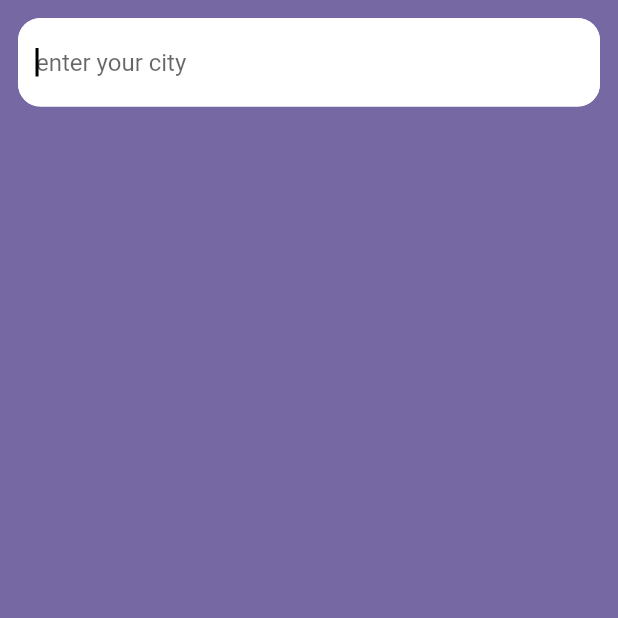
After one commit to aliabdelmoaty/weather_app, a Flutter app: the SearchScreen screen opened by its route, on a phone screen of 412 x 824 dp, the top half of it. The commit adds this screen. Run offline on Flutter 3.47's test engine with Material 2 defaults, Android fonts, the phone set to English and light mode, and no system bars; our stand-ins replace bloc, conditional_builder_null_safety, dio, flutter_bloc, go_router, location; missing offline and left inert: geocode.

Commit message:
search city and finish app

```diff
--- a/lib/core/app_router.dart
+++ b/lib/core/app_router.dart
@@ -1,10 +1,17 @@
+import 'package:flutter_bloc/flutter_bloc.dart';
 import 'package:go_router/go_router.dart';
+import 'package:weather_app/core/weather_model/weather_model.dart';
+import 'package:weather_app/features/search/data/cubit/search_weather_cubit.dart';
+import 'package:weather_app/features/search/presentation/search_screen.dart';
+import 'package:weather_app/features/search/presentation/show_search_data.dart';
 
 import '../features/home/presentation/home_screen.dart';
 import '../features/splash/presentation/splash_screen.dart';
 
 abstract class AppRouter {
   static const homeScreen = '/homeScreen';
+  static const searchScreen = '/searchScreen';
+  static const showSearchDataScreen = '/showSearchDataScreen';
   static final router = GoRouter(routes: [
     GoRoute(
       path: '/',
@@ -14,5 +21,19 @@ abstract class AppRouter {
       path: homeScreen,
       builder: (context, state) => const HomeScreen(),
     ),
+    GoRoute(
+      path: searchScreen,
+      builder: (context, state) => BlocProvider(
+        create: (context) => SearchWeatherCubit(),
+        child: const SearchScreen(),
+      ),
+    ),
+    GoRoute(
+      path: showSearchDataScreen,
+      builder: (context, state) => BlocProvider(
+        create: (context) => SearchWeatherCubit(),
+        child:  ShowSearchData(weatherModel: state.extra as WeatherModel),
+      ),
+    ),
   ]);
 }
--- a/lib/features/home/presentation/home_body.dart
+++ b/lib/features/home/presentation/home_body.dart
@@ -1,5 +1,7 @@
 import 'package:flutter/material.dart';
 import 'package:flutter_bloc/flutter_bloc.dart';
+import 'package:go_router/go_router.dart';
+import 'package:weather_app/core/app_router.dart';
 import 'package:weather_app/core/assets.dart';
 import 'package:weather_app/core/widgets/custom_image.dart';
 import 'package:weather_app/features/home/data/cubit/weather_data_cubit.dart';
@@ -25,7 +27,9 @@ class HomeScreenBody extends StatelessWidget {
                   child: IconButton(
                       color: Colors.white,
                       padding: const EdgeInsets.symmetric(horizontal: 30),
-                      onPressed: () {},
+                      onPressed: () {
+                        GoRouter.of(context).push(AppRouter.searchScreen);
+                      },
                       icon: const Icon(
                         Icons.search_sharp,
                         size: 40,
--- /dev/null
+++ b/lib/features/search/data/cubit/search_weather_cubit.dart
@@ -0,0 +1,24 @@
+import 'package:bloc/bloc.dart';
+import 'package:flutter_bloc/flutter_bloc.dart';
+import 'package:meta/meta.dart';
+
+import '../../../../core/dio_helper.dart';
+import '../../../../core/weather_model/weather_model.dart';
+
+part 'search_weather_state.dart';
+
+class SearchWeatherCubit extends Cubit<SearchWeatherState> {
+  SearchWeatherCubit() : super(SearchWeatherInitial());
+  WeatherModel? weatherModel;
+  static SearchWeatherCubit get(context) => BlocProvider.of(context);
+  void searchCityNameChanged({required String city}) async {
+    emit(SearchWeatherLoading());
+    await DioHelper().getData(endpoint: city).then((value) {
+      weatherModel = WeatherModel.fromMap(value);
+      emit(SearchWeatherSuccess(weatherModel:WeatherModel.fromMap(value) ));
+      print(" dada is :$value");
+    }).catchError((e) {
+      emit(SearchWeatherError(e: e.toString()));
+    });
+  }
+}
--- /dev/null
+++ b/lib/features/search/data/cubit/search_weather_state.dart
@@ -0,0 +1,23 @@
+// ignore_for_file: public_member_api_docs, sort_constructors_first
+part of 'search_weather_cubit.dart';
+
+@immutable
+abstract class SearchWeatherState {}
+
+class SearchWeatherInitial extends SearchWeatherState {}
+
+class SearchWeatherLoading extends SearchWeatherState {}
+
+class SearchWeatherSuccess extends SearchWeatherState {
+  WeatherModel weatherModel;
+  SearchWeatherSuccess({
+    required this.weatherModel,
+  });
+}
+
+class SearchWeatherError extends SearchWeatherState {
+  final String e;
+  SearchWeatherError({
+    required this.e,
+  });
+}
--- /dev/null
+++ b/lib/features/search/presentation/search_screen.dart
@@ -0,0 +1,14 @@
+import 'package:flutter/material.dart';
+import 'package:weather_app/features/search/presentation/search_screen_body.dart';
+
+class SearchScreen extends StatelessWidget {
+  const SearchScreen({super.key});
+
+  @override
+  Widget build(BuildContext context) {
+    return const Scaffold(
+      body: SearchScreenBody(),
+    );
+  }
+
+}
--- /dev/null
+++ b/lib/features/search/presentation/search_screen_body.dart
@@ -0,0 +1,57 @@
+import 'package:flutter/material.dart';
+import 'package:flutter_bloc/flutter_bloc.dart';
+import 'package:go_router/go_router.dart';
+import 'package:weather_app/core/app_router.dart';
+import 'package:weather_app/features/search/data/cubit/search_weather_cubit.dart';
+
+class SearchScreenBody extends StatelessWidget {
+  const SearchScreenBody({super.key});
+
+  @override
+  Widget build(BuildContext context) {
+    return SafeArea(
+        child: BlocConsumer<SearchWeatherCubit, SearchWeatherState>(
+      listener: (context, state) {
+        if (state is SearchWeatherError) {
+          ScaffoldMessenger.of(context)
+              .showSnackBar(const SnackBar(content: Text('city not found')));
+        }else if (state is SearchWeatherSuccess) {
+          GoRouter.of(context).push(AppRouter.showSearchDataScreen,
+          extra: state.weatherModel
+          );
+        }
+      },
+      builder: (context, state) {
+        return Column(
+          children: [
+            Padding(
+              padding: const EdgeInsets.all(12.0),
+              child: TextFormField(
+                cursorColor: Colors.black,
+                onFieldSubmitted: (value) {
+                  SearchWeatherCubit.get(context)
+                      .searchCityNameChanged(city: value);
+
+                },
+                autofocus: true,
+                decoration: InputDecoration(
+                    filled: true,
+                    fillColor: Colors.white,
+                    hintText: 'enter your city',
+                    focusedBorder: buildOutLineBorder(),
+                    enabledBorder: buildOutLineBorder(),
+                    border: buildOutLineBorder()),
+              ),
+            ),
+          ],
+        );
+      },
+    ));
+  }
+
+  OutlineInputBorder buildOutLineBorder() {
+    return OutlineInputBorder(
+        borderRadius: BorderRadius.circular(15),
+        borderSide: const BorderSide(color: Colors.white));
+  }
+}
```
Also changed, not shown: lib/features/search/presentation/show_search_data.dart (added, +14 -0 lines), lib/features/search/presentation/show_search_data_body.dart (added, +151 -0 lines).
